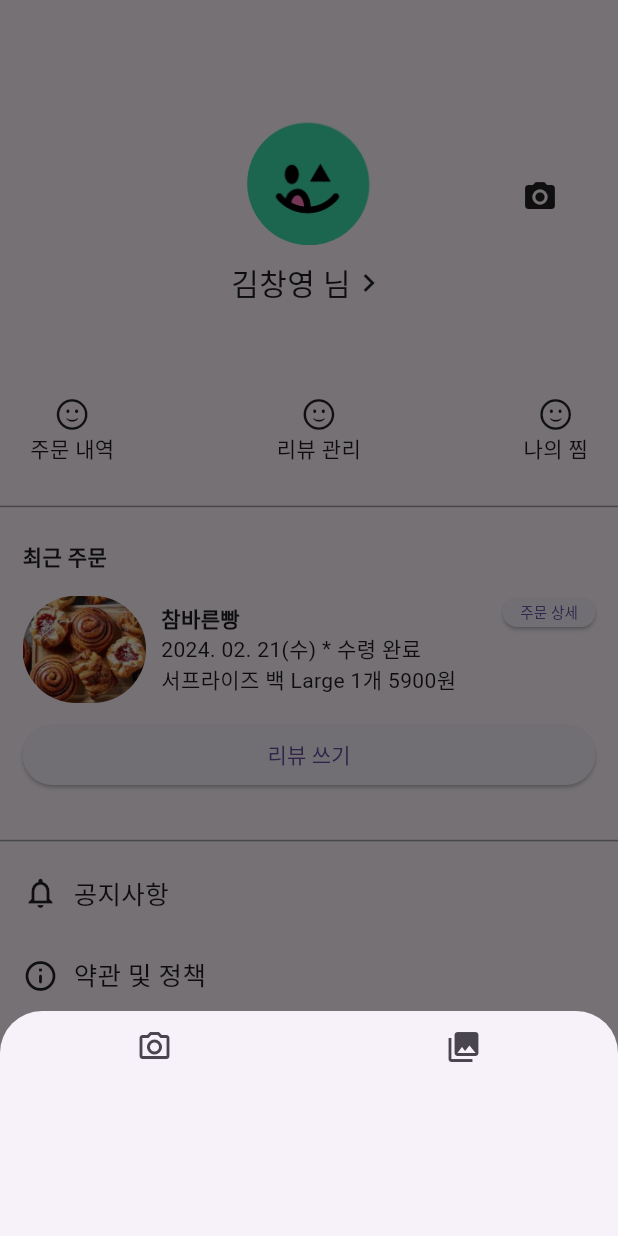
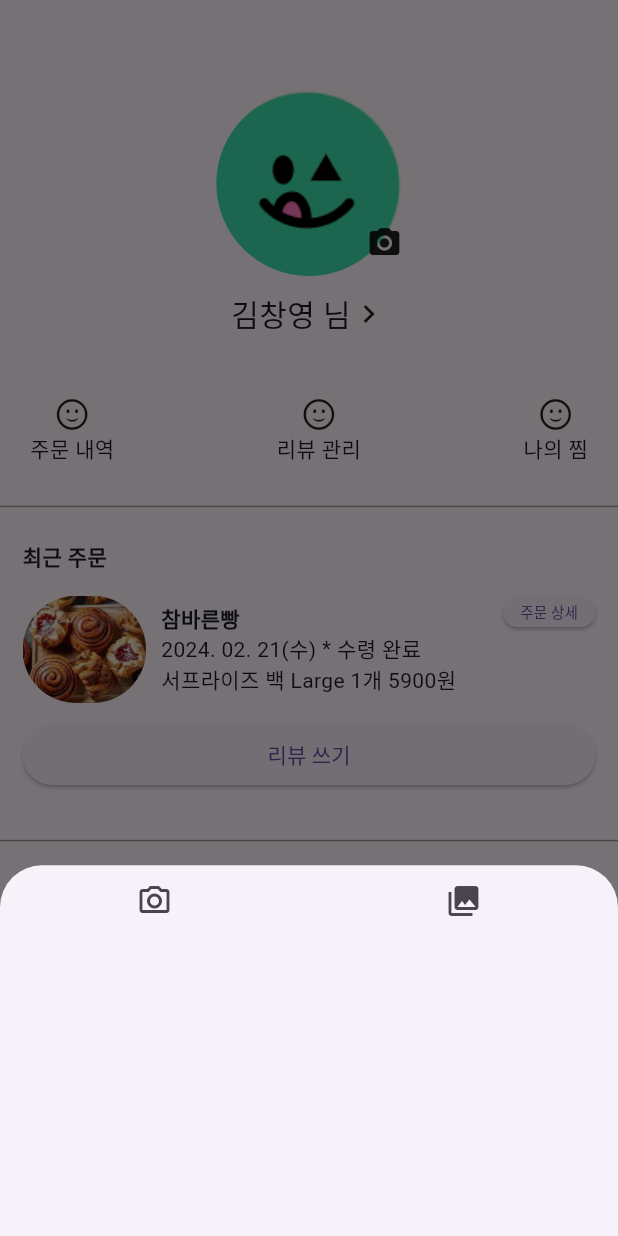
Before and after one commit to backtothefuture-team/backToTheFuture-frontend, a Flutter app: the screen it shows after launch, item 3 of the bottom bar chosen, after a tap on the "camera alt" icon, on a phone screen of 412 x 824 dp. Run offline on Flutter 3.47's test engine with Material 3 defaults, Android fonts, the phone set to English and light mode, and no system bars; our stand-ins replace dio, get_it, image_picker, modal_progress_hud_nsn, retrofit; generated files the repository leaves out were written again.

Commit message:
refactor: 사용자 프로필 이미지 사진 선택 코드

```diff
--- a/lib/ui/third/third_pages.dart
+++ b/lib/ui/third/third_pages.dart
@@ -2,7 +2,7 @@ import 'package:flutter/material.dart';
 import 'package:rest_api_ex/ui/third/sign_out.dart';
 import 'package:rest_api_ex/ui/third/third_menu_list.dart';
 import 'package:rest_api_ex/ui/third/third_recent_order_list.dart';
-import 'package:rest_api_ex/ui/third/third_user_profile.dart';
+import 'package:rest_api_ex/ui/third/user_profile/third_user_profile.dart';
 
 class ThirdPages extends StatelessWidget {
   const ThirdPages({super.key});
--- a/lib/ui/third/third_user_profile.dart
+++ b/lib/ui/third/user_profile/third_user_profile.dart
@@ -3,9 +3,10 @@ import 'package:flutter/material.dart';
 import 'package:flutter/widgets.dart';
 import 'package:rest_api_ex/config/gaps.dart';
 import 'package:rest_api_ex/config/navigate_to.dart';
-import 'package:rest_api_ex/ui/third/user_profile_detail.dart';
 
+import 'user_profile_detail.dart';
 import 'user_profile_image.dart';
+
 
 class UserProfile extends StatelessWidget {
   const UserProfile({super.key});
@@ -39,14 +40,7 @@ class UserProfile extends StatelessWidget {
       mainAxisAlignment: MainAxisAlignment.center,
       children: [
         // 프로필 사진
-        // ClipRRect(
-        //   borderRadius: BorderRadius.circular(125),
-        //   child: Image.asset(
-        //     'assets/images/sample2.png',
-        //     width: MediaQuery.of(context).size.width * 0.3,
-        //   ),
-        // ),
-        UserProfileImage(),
+        const UserProfileImage(),
 
         Gaps.gapH10,
 
--- a/lib/ui/third/user_profile_image.dart
+++ b/lib/ui/third/user_profile/user_profile_image.dart
@@ -16,18 +16,12 @@ class _UserProfileImageState extends State<UserProfileImage> {
 
   @override
   Widget build(BuildContext context) {
-    final imageSize = MediaQuery.of(context).size.width * 0.2;
+    final imageSize = MediaQuery.of(context).size.width * 0.3;
 
     return Column(
-      children: [profileImage(context, imageSize)],
-    );
-  }
-
-  Widget profileImage(BuildContext context, double imageSize) {
-    return Container(
-      child: Stack(
       children: [
-          if (_imageFile == null)
+        Stack(
+          children: [
             Container(
               constraints: BoxConstraints(
                 minWidth: imageSize,
@@ -35,28 +29,13 @@ class _UserProfileImageState extends State<UserProfileImage> {
               ),
               decoration: BoxDecoration(
                 shape: BoxShape.circle,
-                image: DecorationImage(
-                  image: AssetImage('assets/images/btf_logo.png'),
-                ),
-              ),
-            )
-          else
-            Container(
-              constraints: BoxConstraints(
-                minWidth: imageSize,
-                minHeight: imageSize,
-              ),
-              decoration: BoxDecoration(
-                shape: BoxShape.circle,
-                image: DecorationImage(
-                  image: FileImage(File(_imageFile!.path)),
-                ),
+                image: setImage(_imageFile, imageSize),
               ),
             ),
 
             Positioned(
-            right: 20,
-            bottom: 20,
+              right: MediaQuery.of(context).size.width * 0.3,
+              bottom: 10,
               child: InkWell(
                 onTap: () {
                   showModalBottomSheet(
@@ -69,12 +48,26 @@ class _UserProfileImageState extends State<UserProfileImage> {
             )
           ],
         ),
+      ],
     );
   }
 
+  DecorationImage setImage(XFile? _imageFile, double imageSize) {
+    if( _imageFile == null ) {
+     return const DecorationImage(
+       image: AssetImage('assets/images/btf_logo.png'),
+     );
+
+    } else {
+      return DecorationImage(
+        image: FileImage(File(_imageFile.path)),
+      );
+    }
+  }
+
   Widget bottomSheet(BuildContext context) {
-    return Container(
-      height: 150,
+    return SizedBox(
+      height: MediaQuery.of(context).size.height * 0.3,
       child: Column(
         children: [
           Row(
```
Also changed, not shown: lib/ui/third/bottom_sheet.dart (deleted, +0 -44 lines), lib/ui/third/user_profile/user_profile_detail.dart (renamed from lib/ui/third/user_profile_detail.dart). Lines whose indentation alone changed are shown as unchanged.
